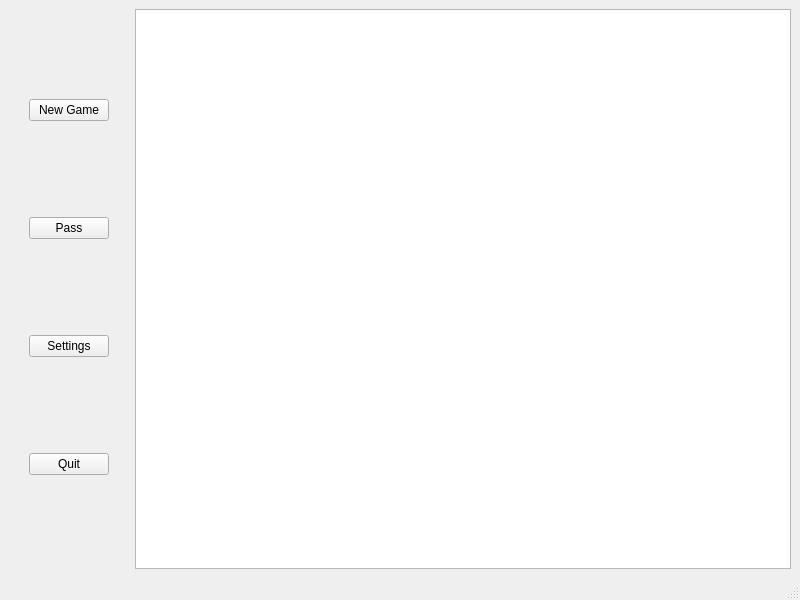
Before: the Qt Designer form client/mainwindow.ui in Ztrk/Go-online-game, drawn with Qt 5.
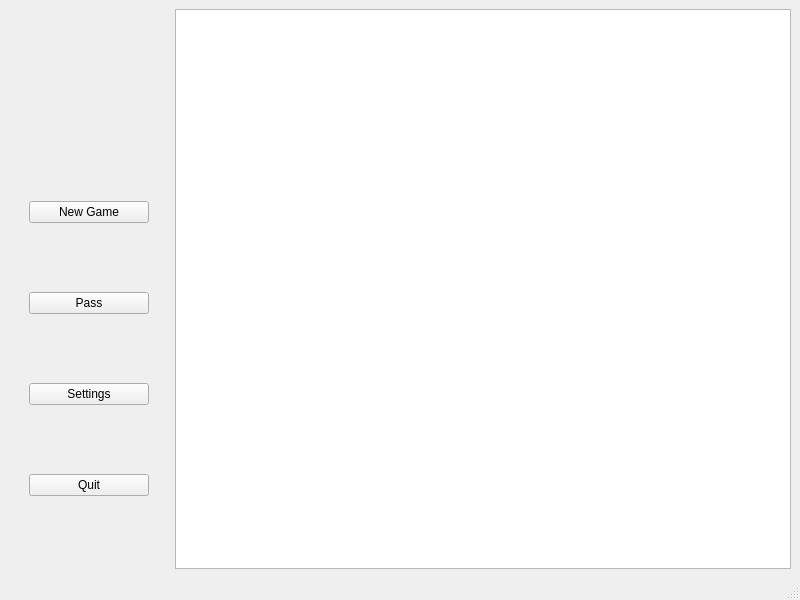
After: the same form once the commit is applied.

Commit message: Add game status to GUI

Diff of the .ui file:
```diff
--- a/client/mainwindow.ui
+++ b/client/mainwindow.ui
@@ -17,15 +17,40 @@
    <layout class="QHBoxLayout" name="horizontalLayout">
     <item>
      <layout class="QVBoxLayout" name="verticalLayout">
-      <property name="spacing">
-       <number>6</number>
-      </property>
       <property name="leftMargin">
        <number>20</number>
       </property>
+      <property name="topMargin">
+       <number>10</number>
+      </property>
       <property name="rightMargin">
        <number>20</number>
       </property>
+      <property name="bottomMargin">
+       <number>10</number>
+      </property>
+      <item>
+       <widget class="QLabel" name="game_state_label">
+        <property name="sizePolicy">
+         <sizepolicy hsizetype="Minimum" vsizetype="Fixed">
+          <horstretch>0</horstretch>
+          <verstretch>0</verstretch>
+         </sizepolicy>
+        </property>
+        <property name="minimumSize">
+         <size>
+          <width>120</width>
+          <height>50</height>
+         </size>
+        </property>
+        <property name="text">
+         <string/>
+        </property>
+        <property name="wordWrap">
+         <bool>true</bool>
+        </property>
+       </widget>
+      </item>
       <item>
        <widget class="QPushButton" name="new_game_button">
         <property name="text">
@@ -57,11 +82,14 @@
      </layout>
     </item>
     <item>
-     <layout class="QGridLayout" name="gridLayout">
-      <item row="0" column="0">
-       <widget class="QGraphicsView" name="graphics_view"/>
-      </item>
-     </layout>
+     <widget class="QGraphicsView" name="graphics_view">
+      <property name="sizePolicy">
+       <sizepolicy hsizetype="Expanding" vsizetype="Expanding">
+        <horstretch>0</horstretch>
+        <verstretch>0</verstretch>
+       </sizepolicy>
+      </property>
+     </widget>
     </item>
    </layout>
   </widget>
```
The commit also changes 3 other files.
